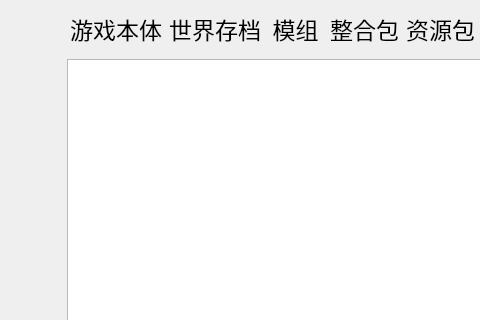
First picture: the form in UI/MainWindow/MainWindow.ui, repository SkyWorldStudio/Minecraft-Optimal-Starter_3, before the edit; both pictures show x 0 to 480 and y 0 to 320 of the 1168 by 612 pixel window.
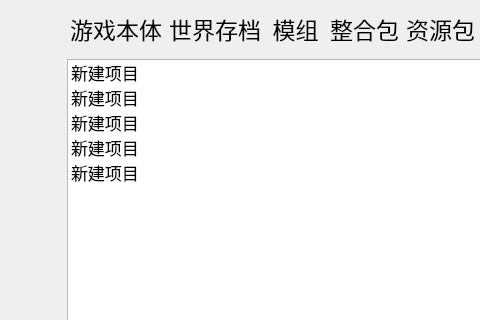
Second picture: the form after the edit. The open tabs and pages were chosen to show the change. Icons and pictures are not drawn. Custom widgets are drawn as their Qt base class.

Commit message: 📝 :下载页面UI 25% 📝 :删除游戏 80%    ｜-----游戏文件夹列表100%    ｜-----游戏文件夹列表优化100%    ｜-----缓存上次在游戏列表中选择的游戏文件夹100%    ｜-----游戏列表70%       ｜-----游戏检测100%       ｜-----自定义控件 100%       ｜-----游戏种类检测 📝 :游戏管理页面UI 70% 📝 :游戏管理页面UI交互 20% 📝 :游戏管理页面UI 70%

```diff
--- a/UI/MainWindow/MainWindow.ui
+++ b/UI/MainWindow/MainWindow.ui
@@ -2171,6 +2171,31 @@
                        <height>40</height>
                       </size>
                      </property>
+                     <item>
+                      <property name="text">
+                       <string>新建项目</string>
+                      </property>
+                     </item>
+                     <item>
+                      <property name="text">
+                       <string>新建项目</string>
+                      </property>
+                     </item>
+                     <item>
+                      <property name="text">
+                       <string>新建项目</string>
+                      </property>
+                     </item>
+                     <item>
+                      <property name="text">
+                       <string>新建项目</string>
+                      </property>
+                     </item>
+                     <item>
+                      <property name="text">
+                       <string>新建项目</string>
+                      </property>
+                     </item>
                     </widget>
                    </item>
                   </layout>
```
Left out of the diff: 11 changed lines with no effect on the pictures. The commit also changes 2 other files.
